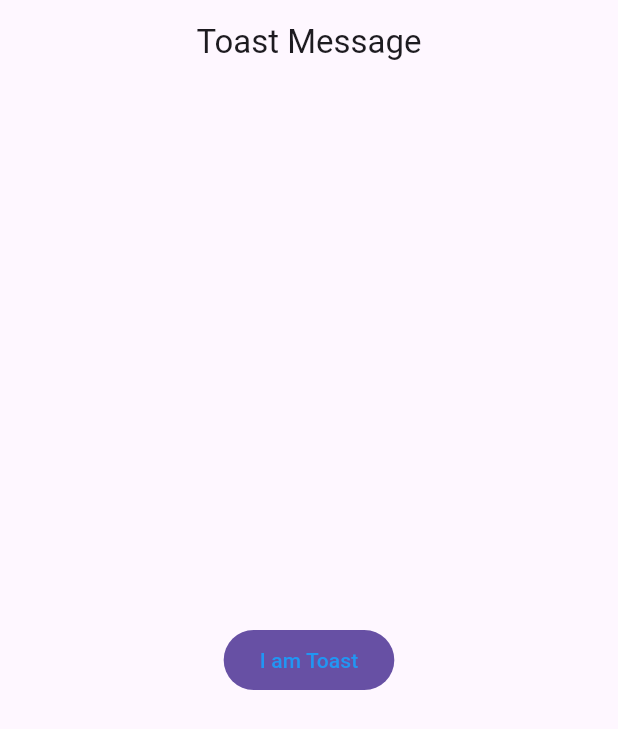
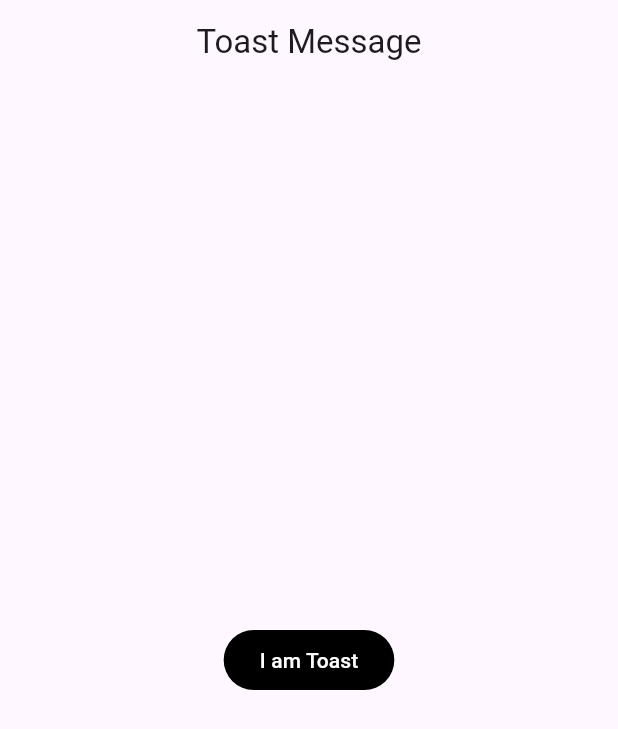
Before and after one commit to LeeIssacBK/Football-Schedule-App, a Flutter app: the MyPage screen opened directly, on a phone screen of 412 x 824 dp. Shown: the top 729 px of the screen. Run offline on Flutter 3.47's test engine with Material 3 defaults, Android fonts, the phone set to English and light mode, and no system bars; our stand-ins replace fluttertoast.

Commit message:
learn flutter design flutter toast

```diff
--- a/lib/toast_message.dart
+++ b/lib/toast_message.dart
@@ -30,7 +30,10 @@ class MyPage extends StatelessWidget {
             flutterToast();
           },
           child: Text('I am Toast'),
-          style: FilledButton.styleFrom(foregroundColor: Colors.blue)
+          style: FilledButton.styleFrom(
+              foregroundColor: Colors.white,
+              backgroundColor: Colors.black
+          )
         ),
       ),
     );
```
